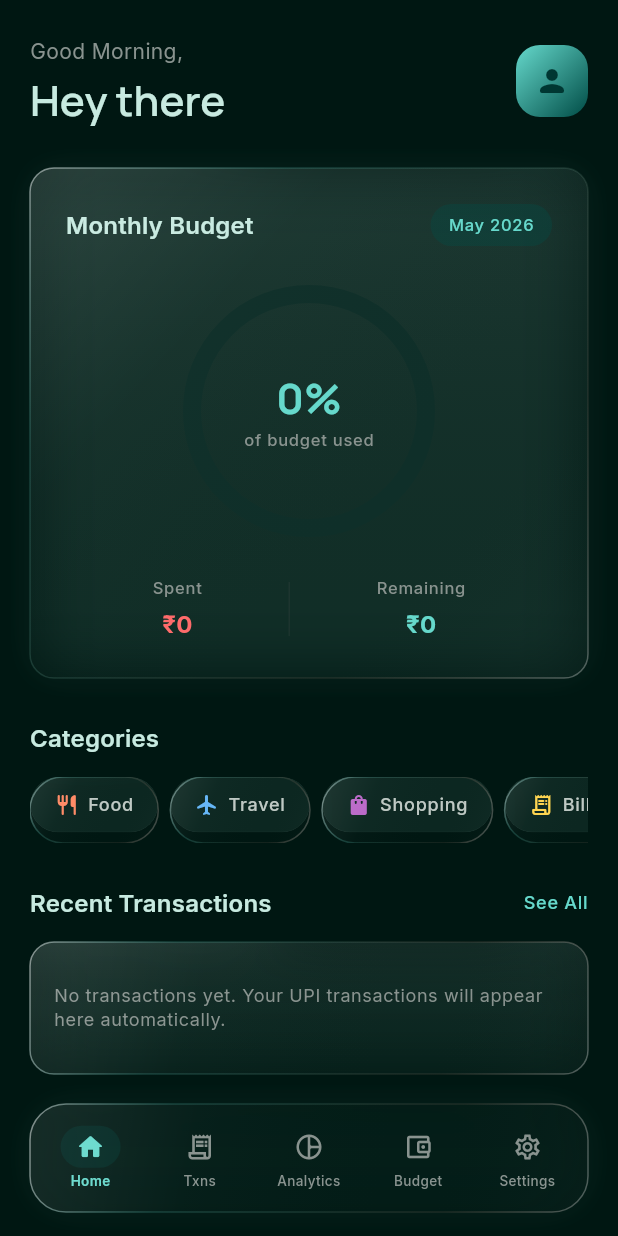
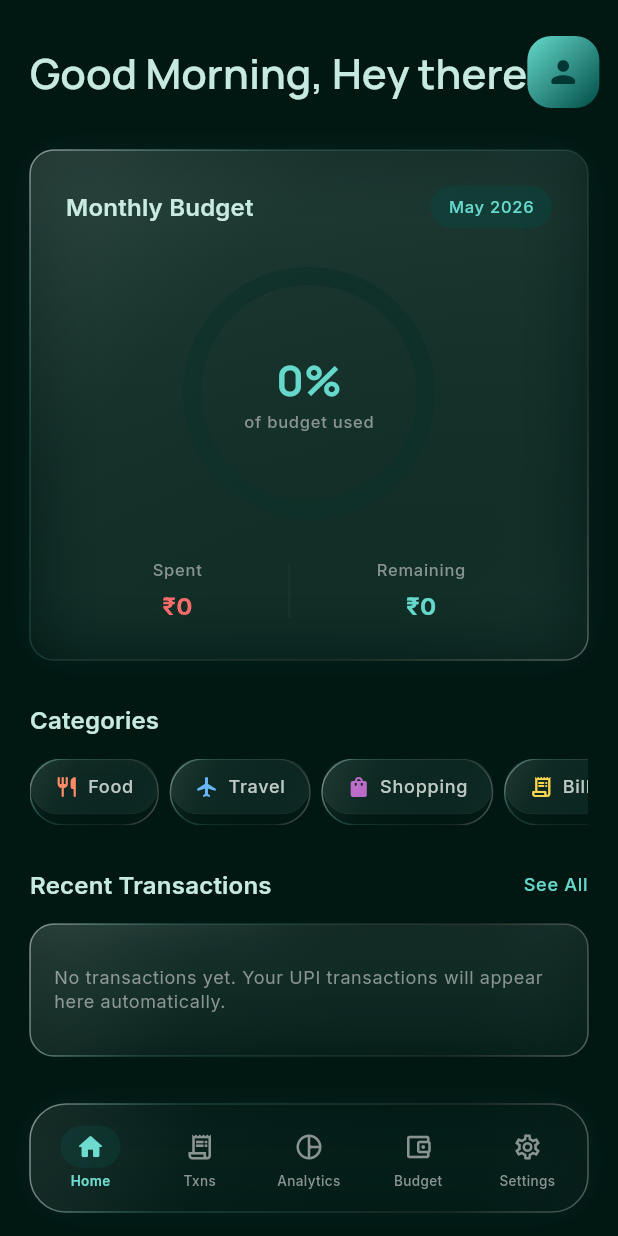
Before and after one commit to Kropout/Purze-app, a Flutter app: the MainShell screen opened directly, on a phone screen of 412 x 824 dp. Run offline on Flutter 3.47's test engine with Material 3 defaults, Android fonts, the phone set to English and light mode, and no system bars; our stand-ins replace fl_chart, flutter_riverpod, google_fonts, hive, hive_flutter, permission_handler; accounts and stored records are empty.

```diff
--- a/lib/presentation/screens/home_screen.dart
+++ b/lib/presentation/screens/home_screen.dart
@@ -36,14 +36,7 @@ class HomeScreen extends ConsumerWidget {
                   crossAxisAlignment: CrossAxisAlignment.start,
                   children: [
                     Text(
-                      _getGreeting(),
-                      style: Theme.of(context).textTheme.bodyMedium?.copyWith(
-                            color: Theme.of(context).colorScheme.outline,
-                          ),
-                    ),
-                    const SizedBox(height: 4),
-                    Text(
-                      ref.watch(userNameProvider),
+                      '${_getGreeting()} ${ref.watch(userNameProvider)}',
                       style: Theme.of(context).textTheme.headlineMedium,
                     ),
                   ],
```
